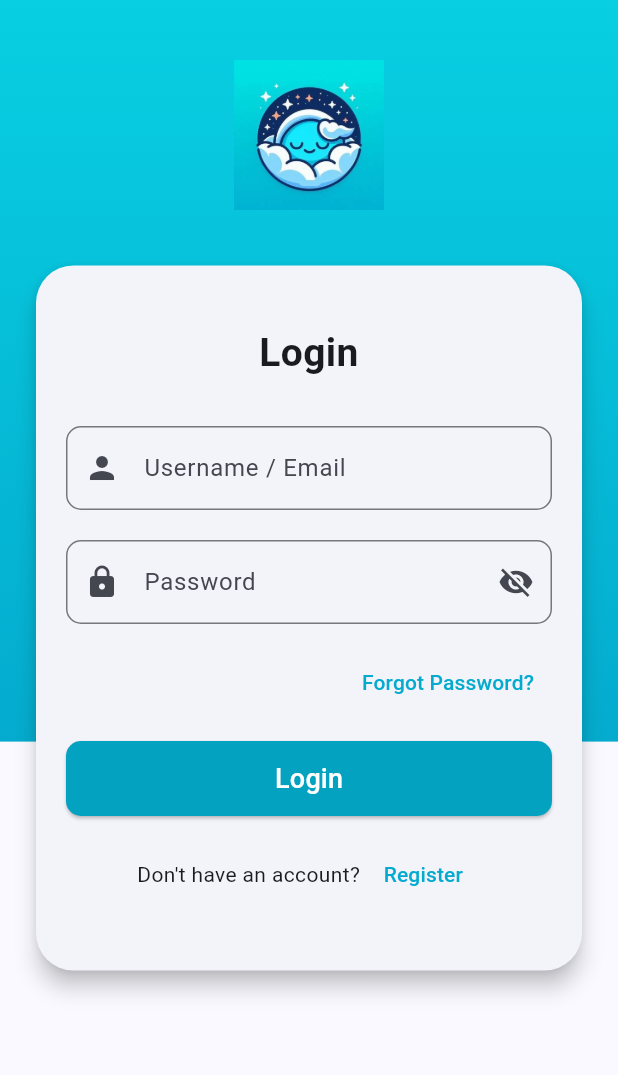
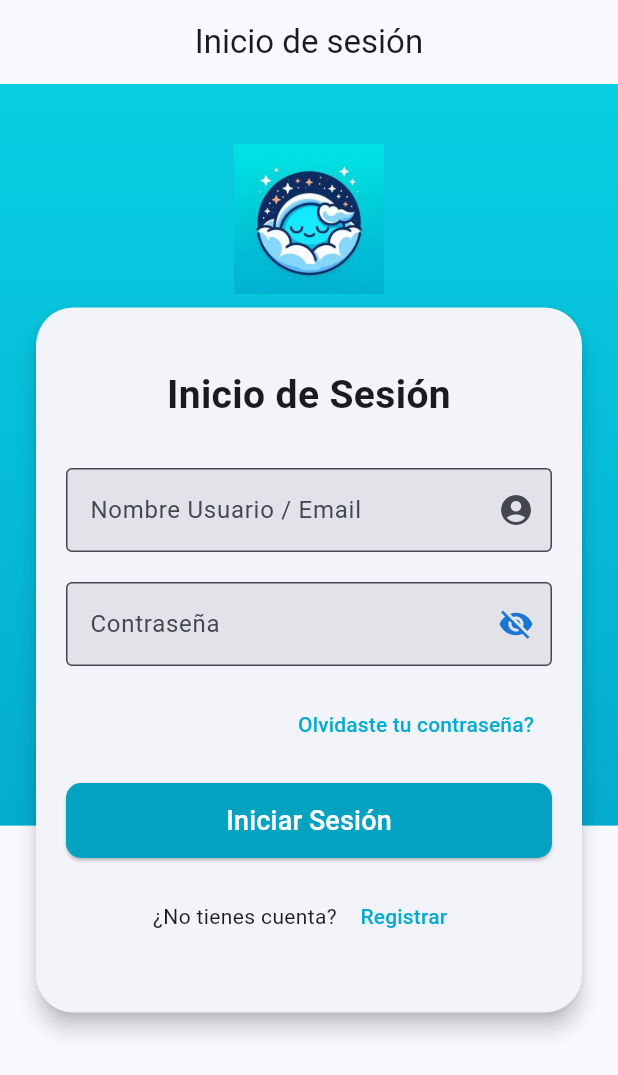
Before and after one commit to DarkCrones1/sleepwell_app, a Flutter app: the screen it shows after launch, on a phone screen of 412 x 824 dp. Shown: the top 1075 px of the screen. Run offline on Flutter 3.47's test engine with Material 3 defaults, Android fonts, the phone set to English and light mode, and no system bars; our stand-ins replace fl_chart, flutter_local_notifications, flutter_secure_storage, logger; missing offline and left inert: flutter_health_connect; accounts and stored records are empty.

Commit message:
Solved Errors

```diff
--- a/lib/presentation/screens/screen_user/screen_user_login.dart
+++ b/lib/presentation/screens/screen_user/screen_user_login.dart
@@ -19,11 +19,21 @@ class _LoginPageScreenState extends State<LoginPageScreen> {
   @override
   Widget build(BuildContext context) {
     return Scaffold(
-      body: Stack(
+      appBar: AppBar(
+        centerTitle: true,
+        title: const Text(
+          'Inicio de sesión',
+        ),
+      ),
+      body: SafeArea(
+        child: Form(
+          key: formKey,
+          child: Stack(
             children: [
               // Fondo degradado azul
               Container(
-            height: MediaQuery.of(context).size.height * 0.6, // Más de la mitad
+                height:
+                    MediaQuery.of(context).size.height * 0.6, // Más de la mitad
                 decoration: const BoxDecoration(
                   gradient: LinearGradient(
                     colors: [Color(0xFF08cfe2), Color(0xFF04abce)],
@@ -34,7 +44,8 @@ class _LoginPageScreenState extends State<LoginPageScreen> {
                 child: Align(
                   alignment: Alignment.topCenter,
                   child: Padding(
-                padding: const EdgeInsets.only(top: 40.0), // Ajuste del logo
+                    padding:
+                        const EdgeInsets.only(top: 40.0), // Ajuste del logo
                     child: Image.asset(
                       'image/SleepWell.png', // Ruta del logo
                       height: 100,
@@ -54,13 +65,14 @@ class _LoginPageScreenState extends State<LoginPageScreen> {
                       borderRadius: BorderRadius.circular(25),
                     ),
                     child: Padding(
-                  padding: const EdgeInsets.symmetric(horizontal: 20.0, vertical: 40.0), // Más largo
+                      padding: const EdgeInsets.symmetric(
+                          horizontal: 20.0, vertical: 40.0), // Más largo
                       child: Column(
                         mainAxisSize: MainAxisSize.min,
                         crossAxisAlignment: CrossAxisAlignment.stretch,
                         children: [
                           const Text(
-                        'Login',
+                            'Inicio de Sesión',
                             textAlign: TextAlign.center,
                             style: TextStyle(
                               fontSize: 26,
@@ -77,12 +89,12 @@ class _LoginPageScreenState extends State<LoginPageScreen> {
                               }
                               return null;
                             },
-                        decoration: InputDecoration(
-                          labelText: 'Username / Email',
-                          prefixIcon: const Icon(Icons.person),
-                          border: OutlineInputBorder(
-                            borderRadius: BorderRadius.circular(10.0),
-                          ),
+                            keyboardType: TextInputType.text,
+                            decoration: const InputDecoration(
+                              filled: true,
+                              labelText: 'Nombre Usuario / Email',
+                              suffixIcon: Icon(Icons.account_circle),
+                              border: OutlineInputBorder(),
                             ),
                           ),
                           const SizedBox(height: 20),
@@ -91,22 +103,22 @@ class _LoginPageScreenState extends State<LoginPageScreen> {
                             controller: password,
                             validator: (value) {
                               if (value == null || value.isEmpty) {
-                            return 'Ingrese su contraseña';
+                                return 'Ingrese una contraseña';
                               }
                               return null;
                             },
+                            keyboardType: TextInputType.text,
                             obscureText: !_passwordVisible,
                             decoration: InputDecoration(
-                          labelText: 'Password',
-                          prefixIcon: const Icon(Icons.lock),
-                          border: OutlineInputBorder(
-                            borderRadius: BorderRadius.circular(10.0),
-                          ),
+                              filled: true,
+                              labelText: 'Contraseña',
+                              border: const OutlineInputBorder(),
                               suffixIcon: IconButton(
                                 icon: Icon(
                                   _passwordVisible
                                       ? Icons.visibility
                                       : Icons.visibility_off,
+                                  color: Theme.of(context).primaryColorDark,
                                 ),
                                 onPressed: () {
                                   setState(() {
@@ -125,7 +137,7 @@ class _LoginPageScreenState extends State<LoginPageScreen> {
                                 Navigator.pushNamed(context, '/recover_pass');
                               },
                               child: const Text(
-                            'Forgot Password?',
+                                'Olvidaste tu contraseña?',
                                 style: TextStyle(color: Color(0xFF04abce)),
                               ),
                             ),
@@ -155,7 +167,8 @@ class _LoginPageScreenState extends State<LoginPageScreen> {
                               },
                               style: ElevatedButton.styleFrom(
                                 backgroundColor: _isHovering
-                                ? const Color.fromARGB(255, 5, 191, 228) // Color al hacer hover
+                                    ? const Color.fromARGB(255, 5, 191,
+                                        228) // Color al hacer hover
                                     : const Color.fromARGB(255, 4, 162, 193),
                                 minimumSize: const Size(double.infinity, 50),
                                 shape: RoundedRectangleBorder(
@@ -163,8 +176,9 @@ class _LoginPageScreenState extends State<LoginPageScreen> {
                                 ),
                               ),
                               child: const Text(
-                            'Login',
-                            style: TextStyle(fontSize: 18, color: Colors.white),
+                                'Iniciar Sesión',
+                                style: TextStyle(
+                                    fontSize: 18, color: Colors.white),
                               ),
                             ),
                           ),
@@ -173,13 +187,13 @@ class _LoginPageScreenState extends State<LoginPageScreen> {
                           Row(
                             mainAxisAlignment: MainAxisAlignment.center,
                             children: [
-                          const Text("Don't have an account? "),
+                              const Text("¿No tienes cuenta? "),
                               TextButton(
                                 onPressed: () {
                                   Navigator.pushNamed(context, '/sign_up');
                                 },
                                 child: const Text(
-                              'Register',
+                                  'Registrar',
                                   style: TextStyle(color: Color(0xFF04abce)),
                                 ),
                               ),
@@ -193,6 +207,8 @@ class _LoginPageScreenState extends State<LoginPageScreen> {
               ),
             ],
           ),
+        ),
+      ),
     );
   }
 }
--- a/lib/presentation/screens/screen_user/screen_user_signup.dart
+++ b/lib/presentation/screens/screen_user/screen_user_signup.dart
@@ -21,7 +21,16 @@ class _SignUpPageScreenState extends State<SignUpPageScreen> {
   @override
   Widget build(BuildContext context) {
     return Scaffold(
-      body: Stack(
+      appBar: AppBar(
+        centerTitle: true,
+        title: const Text(
+          'Crear Usuario',
+        ),
+      ),
+      body: SafeArea(
+        child: Form(
+          key: formKey,
+          child: Stack(
             children: [
               Container(
                 height: MediaQuery.of(context).size.height * 0.6,
@@ -60,7 +69,7 @@ class _SignUpPageScreenState extends State<SignUpPageScreen> {
                         crossAxisAlignment: CrossAxisAlignment.stretch,
                         children: [
                           const Text(
-                        'Sign Up',
+                            'Registro',
                             textAlign: TextAlign.center,
                             style: TextStyle(
                               fontSize: 26,
@@ -78,7 +87,7 @@ class _SignUpPageScreenState extends State<SignUpPageScreen> {
                               return null;
                             },
                             decoration: InputDecoration(
-                          labelText: 'Username',
+                              labelText: 'Nombre de Usuario',
                               prefixIcon: const Icon(Icons.account_circle),
                               border: OutlineInputBorder(
                                 borderRadius: BorderRadius.circular(10.0),
@@ -96,7 +105,7 @@ class _SignUpPageScreenState extends State<SignUpPageScreen> {
                             },
                             keyboardType: TextInputType.emailAddress,
                             decoration: InputDecoration(
-                          labelText: 'Email',
+                              labelText: 'Correo Electrónico',
                               prefixIcon: const Icon(Icons.alternate_email),
                               border: OutlineInputBorder(
                                 borderRadius: BorderRadius.circular(10.0),
@@ -115,7 +124,7 @@ class _SignUpPageScreenState extends State<SignUpPageScreen> {
                             },
                             obscureText: !_passwordVisible,
                             decoration: InputDecoration(
-                          labelText: 'Password',
+                              labelText: 'Contraseña',
                               prefixIcon: const Icon(Icons.lock),
                               border: OutlineInputBorder(
                                 borderRadius: BorderRadius.circular(10.0),
@@ -166,7 +175,7 @@ class _SignUpPageScreenState extends State<SignUpPageScreen> {
                                 ),
                               ),
                               child: const Text(
-                            'Create Account',
+                                'Crear Cuenta',
                                 style: TextStyle(fontSize: 18, color: Colors.white),
                               ),
                             ),
@@ -176,13 +185,13 @@ class _SignUpPageScreenState extends State<SignUpPageScreen> {
                           Row(
                             mainAxisAlignment: MainAxisAlignment.center,
                             children: [
-                          const Text("Already have an account? "),
+                              const Text("¿Ya tienes una cuenta? "),
                               TextButton(
                                 onPressed: () {
-                              Navigator.pushNamed(context, '/log_in');
+                                  Navigator.pop(context, '/log_in');
                                 },
                                 child: const Text(
-                              'Login',
+                                  'Iniciar Sesión',
                                   style: TextStyle(color: Color(0xFF04abce)),
                                 ),
                               ),
@@ -196,6 +205,8 @@ class _SignUpPageScreenState extends State<SignUpPageScreen> {
               ),
             ],
           ),
+        ),
+      ),
     );
   }
 }
```
Also changed, not shown: lib/presentation/screens/screen_user/screen_user_recover.dart (+27 -12 lines). Lines whose indentation alone changed are shown as unchanged.
